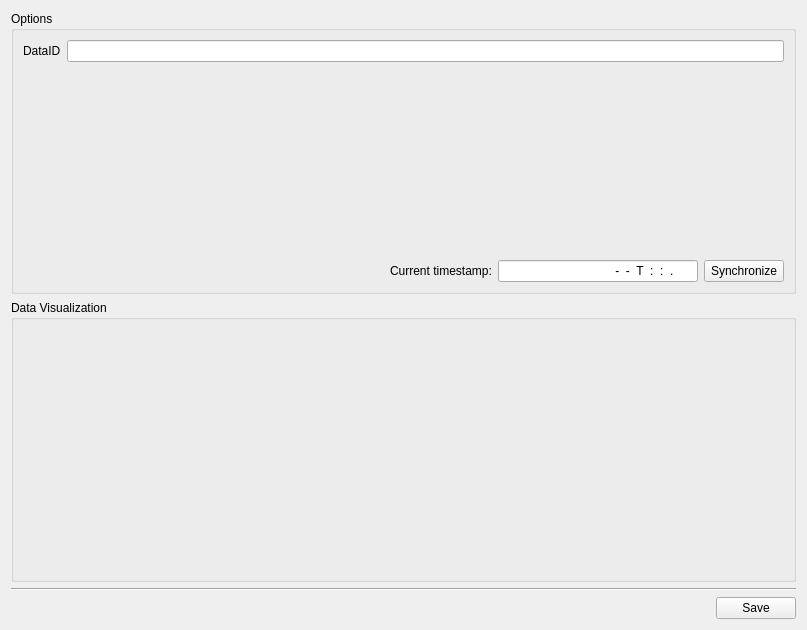
Qt form src/gui/ui/visual_manager_mdi.ui (acnazarejr/vsdt) before a commit.
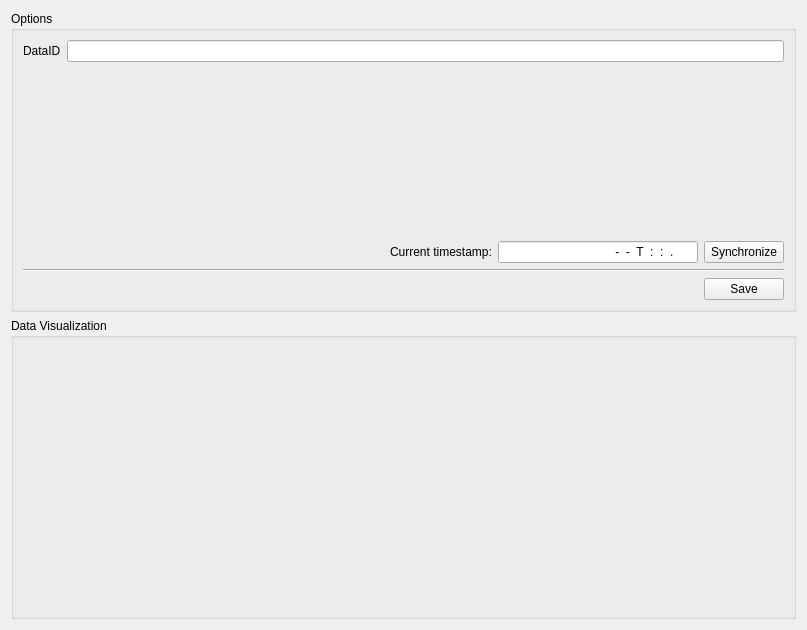
The same form after that commit. Icons and pictures are not drawn.

Diff of the .ui file:
```diff
--- a/src/gui/ui/visual_manager_mdi.ui
+++ b/src/gui/ui/visual_manager_mdi.ui
@@ -91,16 +91,6 @@
         </item>
        </layout>
       </item>
-     </layout>
-    </widget>
-   </item>
-   <item>
-    <widget class="QGroupBox" name="dataVisualizationGroup">
-     <property name="title">
-      <string>Data Visualization</string>
-     </property>
-    </widget>
-   </item>
    <item>
     <widget class="Line" name="horizontalLine">
      <property name="orientation">
@@ -138,6 +128,16 @@
       </widget>
      </item>
     </layout>
+      </item>
+     </layout>
+    </widget>
+   </item>
+   <item>
+    <widget class="QGroupBox" name="dataVisualizationGroup">
+     <property name="title">
+      <string>Data Visualization</string>
+     </property>
+    </widget>
    </item>
   </layout>
  </widget>
```
Lines whose indentation alone changed are shown as unchanged.
